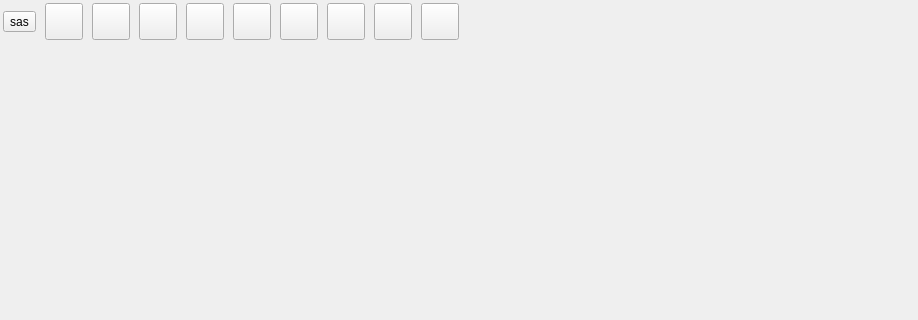
First picture: the form in mainwindow.ui, repository cocochick/point, before the edit; both pictures show x 0 to 918 and y 0 to 320 of the 1000 by 800 pixel window.
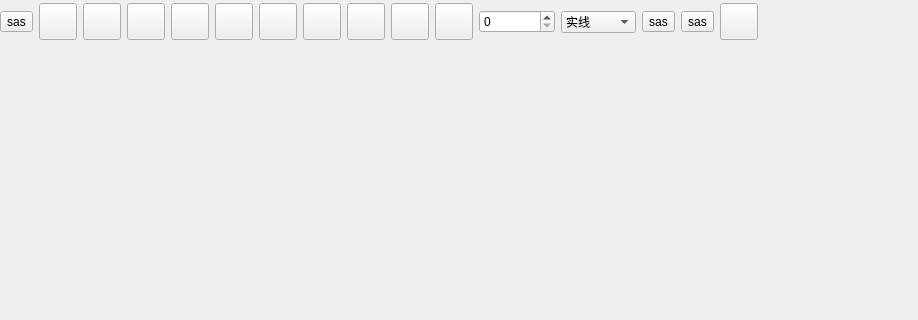
Second picture: the form after the edit. Icons and pictures are not drawn.

Commit message: add rect and oval add pen_type

The edit to the form file:
```diff
--- a/mainwindow.ui
+++ b/mainwindow.ui
@@ -19,7 +19,7 @@
      <rect>
       <x>0</x>
       <y>0</y>
-      <width>471</width>
+      <width>758</width>
       <height>44</height>
      </rect>
     </property>
@@ -58,6 +58,40 @@
        </property>
       </widget>
      </item>
+     <item>
+      <widget class="QToolButton" name="oval">
+       <property name="text">
+        <string/>
+       </property>
+       <property name="icon">
+        <iconset resource="ico.qrc">
+         <normaloff>:/new/ico/ico/oval.png</normaloff>:/new/ico/ico/oval.png</iconset>
+       </property>
+       <property name="iconSize">
+        <size>
+         <width>30</width>
+         <height>30</height>
+        </size>
+       </property>
+      </widget>
+     </item>
+     <item>
+      <widget class="QToolButton" name="rect">
+       <property name="text">
+        <string/>
+       </property>
+       <property name="icon">
+        <iconset resource="ico.qrc">
+         <normaloff>:/new/ico/ico/rect.png</normaloff>:/new/ico/ico/rect.png</iconset>
+       </property>
+       <property name="iconSize">
+        <size>
+         <width>30</width>
+         <height>30</height>
+        </size>
+       </property>
+      </widget>
+     </item>
      <item>
       <widget class="QToolButton" name="Pol">
        <property name="text">
@@ -177,6 +211,75 @@
        </property>
       </widget>
      </item>
+     <item>
+      <widget class="QSpinBox" name="penwth">
+       <property name="sizePolicy">
+        <sizepolicy hsizetype="Minimum" vsizetype="Fixed">
+         <horstretch>0</horstretch>
+         <verstretch>0</verstretch>
+        </sizepolicy>
+       </property>
+       <property name="maximumSize">
+        <size>
+         <width>16777215</width>
+         <height>16777215</height>
+        </size>
+       </property>
+      </widget>
+     </item>
+     <item>
+      <widget class="QComboBox" name="pentype">
+       <item>
+        <property name="text">
+         <string>实线</string>
+        </property>
+       </item>
+       <item>
+        <property name="text">
+         <string>虚线</string>
+        </property>
+       </item>
+       <item>
+        <property name="text">
+         <string>点画线</string>
+        </property>
+       </item>
+      </widget>
+     </item>
+     <item>
+      <widget class="QToolButton" name="color">
+       <property name="text">
+        <string>sas</string>
+       </property>
+       <property name="icon">
+        <iconset resource="ico.qrc">
+         <normaloff>:/new/ico/ico/color.png</normaloff>:/new/ico/ico/color.png</iconset>
+       </property>
+       <property name="iconSize">
+        <size>
+         <width>30</width>
+         <height>30</height>
+        </size>
+       </property>
+      </widget>
+     </item>
+     <item>
+      <widget class="QToolButton" name="rubber">
+       <property name="text">
+        <string>sas</string>
+       </property>
+       <property name="icon">
+        <iconset resource="ico.qrc">
+         <normaloff>:/new/ico/ico/rubber.png</normaloff>:/new/ico/ico/rubber.png</iconset>
+       </property>
+       <property name="iconSize">
+        <size>
+         <width>30</width>
+         <height>30</height>
+        </size>
+       </property>
+      </widget>
+     </item>
      <item>
       <widget class="QToolButton" name="Delall">
        <property name="text">
```
Left out of the diff: 2 changed lines with no effect on the pictures. The commit also changes 19 other files.
